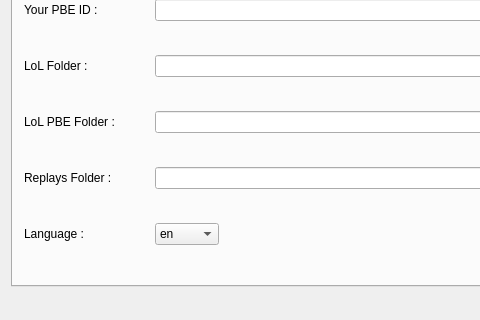
This is src/mainwindow.ui in Aztorius/legendsreplay as Qt 5 draws it before an edit; both pictures show x 0 to 480 and y 264 to 584 of the 724 by 584 pixel window. The edited form follows.
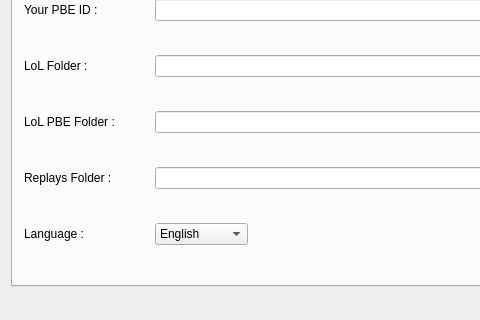
This is the edited form. The open tabs and pages were chosen to show the change. Icons and pictures are not drawn.

Diff of the .ui file:
```diff
--- a/src/mainwindow.ui
+++ b/src/mainwindow.ui
@@ -1172,33 +1172,6 @@
           </property>
          </widget>
         </item>
-        <item row="10" column="1">
-         <widget class="QComboBox" name="comboBox_language">
-          <property name="currentText">
-           <string notr="true">en</string>
-          </property>
-          <item>
-           <property name="text">
-            <string notr="true">en</string>
-           </property>
-          </item>
-          <item>
-           <property name="text">
-            <string notr="true">fr</string>
-           </property>
-          </item>
-          <item>
-           <property name="text">
-            <string notr="true">pt</string>
-           </property>
-          </item>
-          <item>
-           <property name="text">
-            <string notr="true">de</string>
-           </property>
-          </item>
-         </widget>
-        </item>
         <item row="10" column="0">
          <widget class="QLabel" name="label_7">
           <property name="text">
@@ -1213,6 +1186,45 @@
           </property>
          </widget>
         </item>
+        <item row="10" column="1" colspan="2">
+         <widget class="QComboBox" name="comboBox_language">
+          <property name="sizePolicy">
+           <sizepolicy hsizetype="Fixed" vsizetype="Fixed">
+            <horstretch>0</horstretch>
+            <verstretch>0</verstretch>
+           </sizepolicy>
+          </property>
+          <property name="minimumSize">
+           <size>
+            <width>60</width>
+            <height>0</height>
+           </size>
+          </property>
+          <property name="currentText">
+           <string notr="true">English</string>
+          </property>
+          <item>
+           <property name="text">
+            <string notr="true">English</string>
+           </property>
+          </item>
+          <item>
+           <property name="text">
+            <string notr="true">French</string>
+           </property>
+          </item>
+          <item>
+           <property name="text">
+            <string notr="true">Portuguese</string>
+           </property>
+          </item>
+          <item>
+           <property name="text">
+            <string notr="true">Deutch</string>
+           </property>
+          </item>
+         </widget>
+        </item>
        </layout>
       </widget>
      </widget>
```
